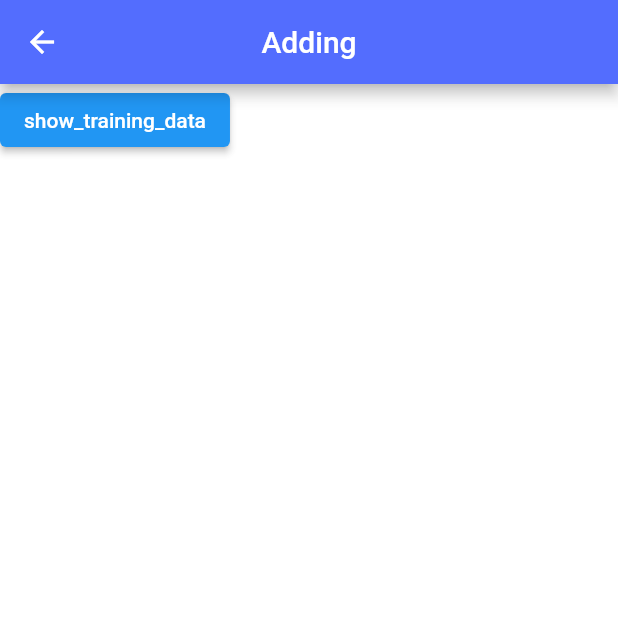
After one commit to EugeneKormin/programmForPasha, a Flutter app: the screen it shows after launch, after a tap on "showData", on a phone screen of 412 x 824 dp, the top half of it. The commit adds this screen. Run offline on Flutter 3.47's test engine with Material 2 defaults, Android fonts, the phone set to English and light mode, and no system bars; missing offline and left inert: web_app.

Commit message:
update connected with SQL DB

```diff
--- a/lib/pages/home.dart
+++ b/lib/pages/home.dart
@@ -32,9 +32,21 @@ class HomePage extends StatelessWidget {
                   child: Text('competitions'),
                 ),
               ],
-          ),],
-        ),
-      )
+            ),
+            Row(
+              mainAxisAlignment: MainAxisAlignment.center,
+              children: [
+                ElevatedButton(
+                  onPressed: () {
+                    {Navigator.pushNamed(context, 'showData');}
+                  },
+                  child: Text('showData'),
+                ),
+              ],
+            ),
+          ],
+        )
+      ),
     );
   }
 }
--- /dev/null
+++ b/lib/pages/showData.dart
@@ -0,0 +1,52 @@
+import 'package:flutter/material.dart';
+
+
+class ShowData extends StatefulWidget {
+  const ShowData({Key? key}) : super(key: key);
+
+  @override
+  State<ShowData> createState() => _ShowDataState();
+}
+
+class _ShowDataState extends State<ShowData> {
+  late String _training_data;
+  late String _reward_data;
+
+  var cursor = '';
+
+  String __get_cursor() {
+    var cursor = '';
+    return cursor;
+  }
+
+  void update_data() {
+    print("show reward chart");
+    print("show training chart");
+    setState(() {
+      _reward_data = "reward";
+      _training_data = "training";
+    });
+  }
+
+  @override
+  Widget build(BuildContext context) {
+    return Scaffold(
+      backgroundColor: Colors.white70,
+      appBar: AppBar(
+      title: Text('Adding'),
+        centerTitle: true,
+        backgroundColor: Colors.indigoAccent,
+        ),
+        body: SafeArea(
+          child: Column(
+            children: [
+              ElevatedButton(
+                onPressed: update_data,
+                child: Text('show_training_data'),
+              ),
+            ],
+          )
+        )
+    );
+  }
+}
--- a/pubspec.yaml
+++ b/pubspec.yaml
@@ -1,5 +1,5 @@
-name: web_app
-description: A new Flutter project.
+name: skii_app
+description: Приложение для помощи тренеру по лыжным гонкам.
 
 # The following line prevents the package from being accidentally published to
 # pub.dev using `flutter pub publish`. This is preferred for private packages.
```
Also changed, not shown: lib/db/sql.dart (added, +17 -0 lines), lib/main.dart (+8 -5 lines), lib/pages/addKm.dart (+16 -19 lines), lib/pages/addRewards.dart (+32 -24 lines).
